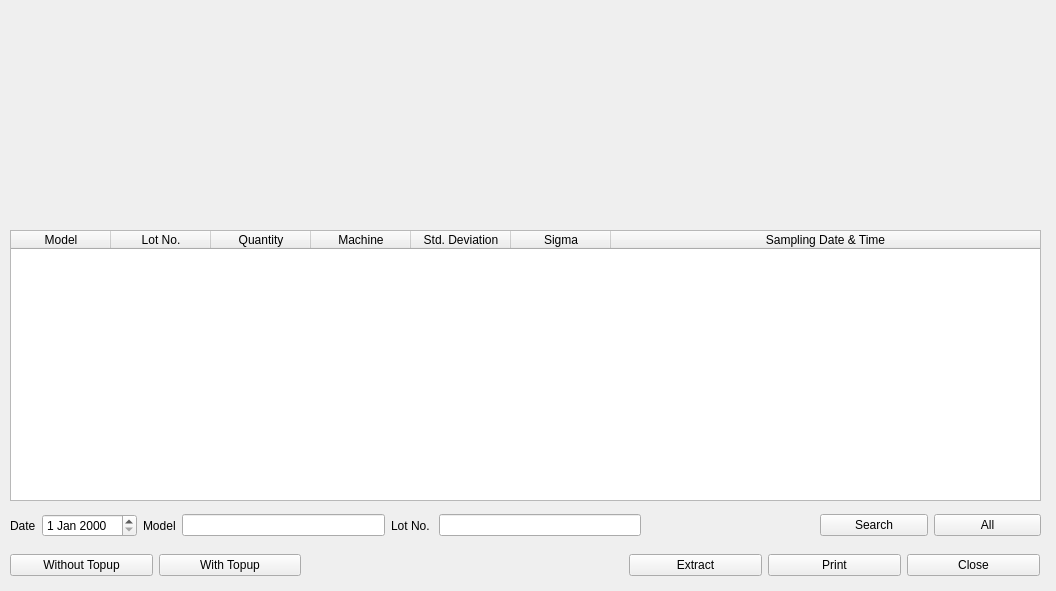
The window that ui/Query.ui (pynghaw/GP_sigma) describes before a commit, drawn with Qt 5.
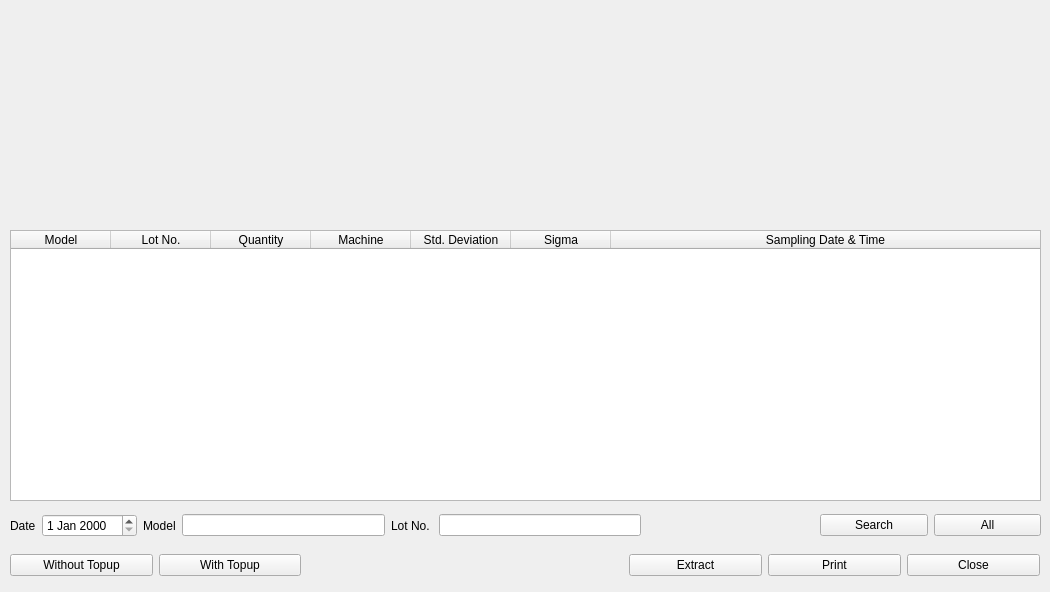
The same window after the commit.

What changed in the file:
```diff
--- a/ui/Query.ui
+++ b/ui/Query.ui
@@ -6,10 +6,22 @@
    <rect>
     <x>0</x>
     <y>0</y>
-    <width>1056</width>
-    <height>591</height>
+    <width>1050</width>
+    <height>592</height>
    </rect>
   </property>
+  <property name="minimumSize">
+   <size>
+    <width>1050</width>
+    <height>592</height>
+   </size>
+  </property>
+  <property name="maximumSize">
+   <size>
+    <width>1050</width>
+    <height>592</height>
+   </size>
+  </property>
   <property name="windowTitle">
    <string>Query</string>
   </property>
```
Left out of the diff: 4 changed lines with no effect on the pictures.
